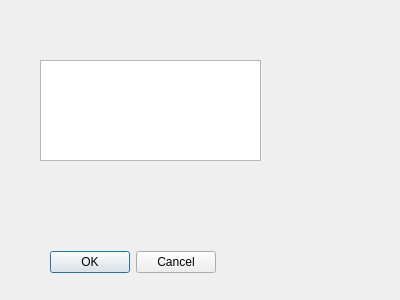
Anzure/QtAppDev-exam, file textdialog.ui: the form before one commit.
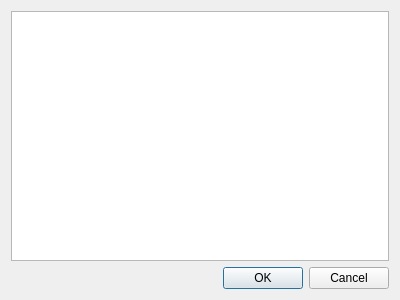
The form after the commit.

Patch:
```diff
--- a/textdialog.ui
+++ b/textdialog.ui
@@ -13,29 +13,18 @@
   <property name="windowTitle">
    <string>Dialog</string>
   </property>
-  <widget class="QTextEdit" name="textEdit">
-   <property name="geometry">
-    <rect>
-     <x>40</x>
-     <y>60</y>
-     <width>221</width>
-     <height>101</height>
-    </rect>
-   </property>
-  </widget>
+  <layout class="QVBoxLayout" name="verticalLayout">
+   <item>
+    <widget class="QTextEdit" name="textEdit"/>
+   </item>
+   <item>
   <widget class="QDialogButtonBox" name="buttonBox">
-   <property name="geometry">
-    <rect>
-     <x>50</x>
-     <y>250</y>
-     <width>166</width>
-     <height>24</height>
-    </rect>
-   </property>
    <property name="standardButtons">
     <set>QDialogButtonBox::Cancel|QDialogButtonBox::Ok</set>
    </property>
   </widget>
+   </item>
+  </layout>
  </widget>
  <resources/>
  <connections/>
```
Lines whose indentation alone changed are shown as unchanged.
